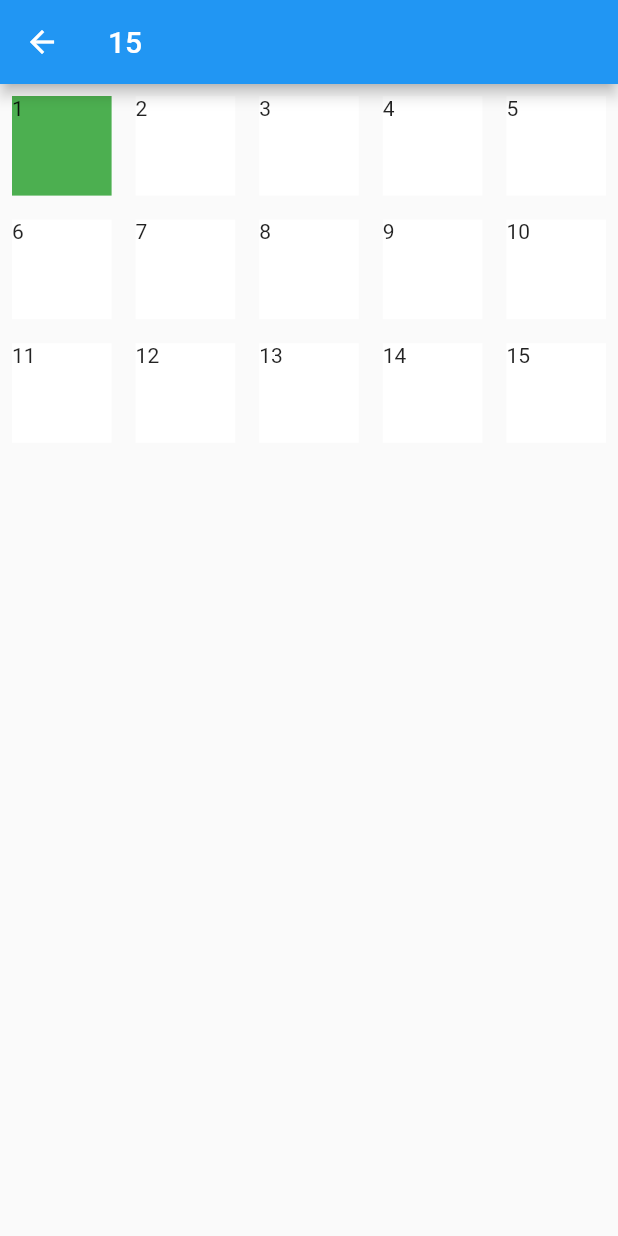
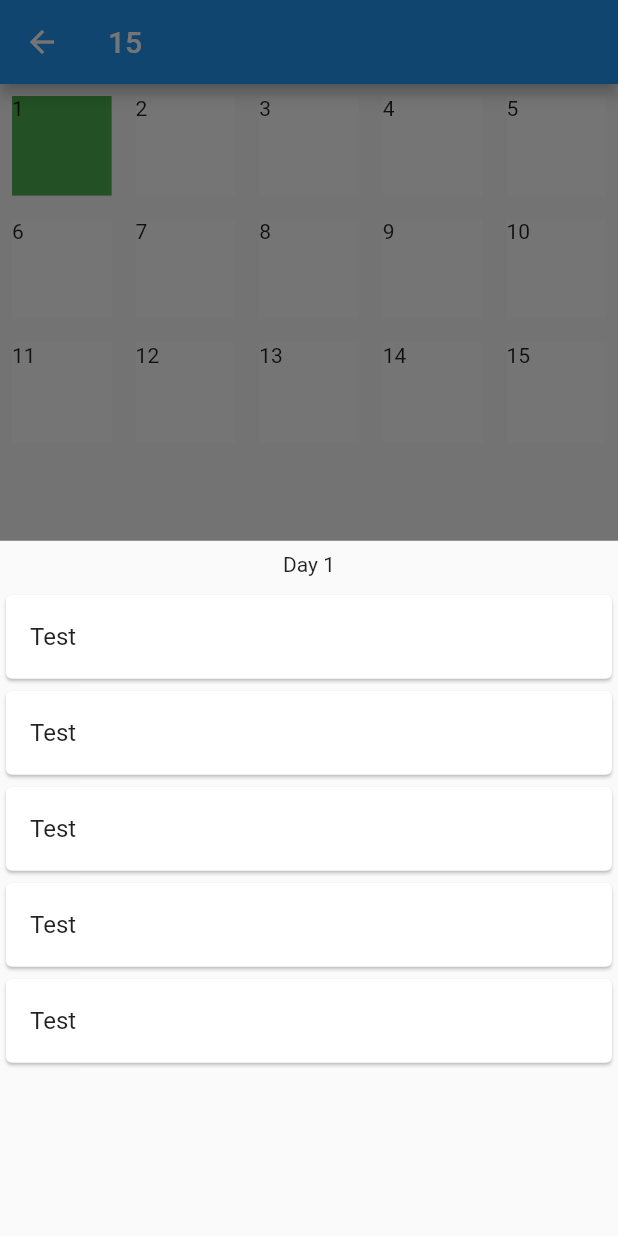
Before and after one commit to SmithZachary/Choose-Your-Hard, a Flutter app: the SecondScreen screen opened directly, after a tap on an icon or button, on a phone screen of 412 x 824 dp. Run offline on Flutter 3.47's test engine with Material 2 defaults, Android fonts, the light colour scheme and no system bars.

Commit message:
added bottom modal

```diff
--- a/lib/components/single_day.dart
+++ b/lib/components/single_day.dart
@@ -24,6 +24,47 @@ class _SingleDayState extends State<SingleDay> {
         decoration: BoxDecoration(color: color),
         child: GestureDetector(
             onTap: () {
+              showModalBottomSheet(
+                  context: context,
+                  builder: (BuildContext context) {
+                    return Container(
+                        height: 500,
+                        child: Column(
+                          children: [
+                            Padding(
+                              padding: const EdgeInsets.all(8.0),
+                              child: Text('Day $day'),
+                            ),
+
+                            ///TODO: Extract card out as widget that is created on first page as a loop
+                            const Card(
+                              child: ListTile(
+                                title: Text('Test'),
+                              ),
+                            ),
+                            const Card(
+                              child: ListTile(
+                                title: Text('Test'),
+                              ),
+                            ),
+                            const Card(
+                              child: ListTile(
+                                title: Text('Test'),
+                              ),
+                            ),
+                            const Card(
+                              child: ListTile(
+                                title: Text('Test'),
+                              ),
+                            ),
+                            const Card(
+                              child: ListTile(
+                                title: Text('Test'),
+                              ),
+                            ),
+                          ],
+                        ));
+                  });
               print('Tap');
               setState(() {
                 color = Colors.green;
```
